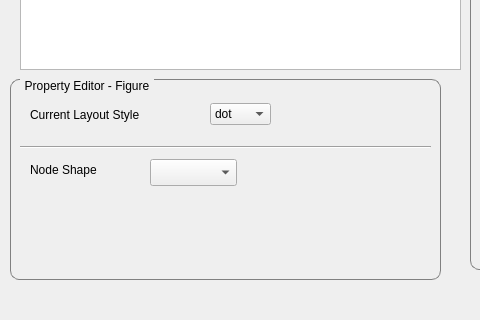
This is visulizationwindow.ui in merdolphin/GRNVisulizationCute as Qt 5 draws it before an edit; both pictures show x 0 to 480 and y 280 to 600 of the 800 by 600 pixel window. The edited form follows.
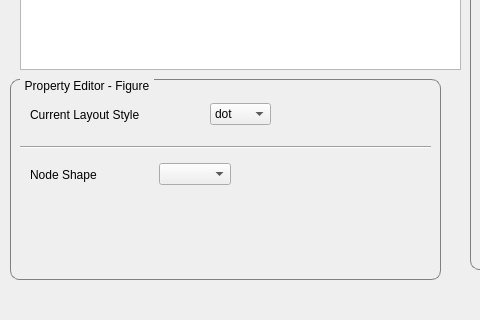
This is the edited form.

Commit message: baby, too lonely

Diff of the .ui file:
```diff
--- a/visulizationwindow.ui
+++ b/visulizationwindow.ui
@@ -161,29 +161,6 @@
        <enum>Qt::Horizontal</enum>
       </property>
      </widget>
-     <widget class="QLabel" name="label_2">
-      <property name="geometry">
-       <rect>
-        <x>20</x>
-        <y>80</y>
-        <width>71</width>
-        <height>21</height>
-       </rect>
-      </property>
-      <property name="text">
-       <string>Node Shape</string>
-      </property>
-     </widget>
-     <widget class="QComboBox" name="comboBoxNodeShapes">
-      <property name="geometry">
-       <rect>
-        <x>140</x>
-        <y>80</y>
-        <width>87</width>
-        <height>27</height>
-       </rect>
-      </property>
-     </widget>
      <widget class="QWidget" name="">
       <property name="geometry">
        <rect>
@@ -250,6 +227,41 @@
        </item>
       </layout>
      </widget>
+     <widget class="QWidget" name="">
+      <property name="geometry">
+       <rect>
+        <x>20</x>
+        <y>80</y>
+        <width>201</width>
+        <height>31</height>
+       </rect>
+      </property>
+      <layout class="QHBoxLayout" name="horizontalLayout_3">
+       <item>
+        <widget class="QLabel" name="label_2">
+         <property name="text">
+          <string>Node Shape</string>
+         </property>
+        </widget>
+       </item>
+       <item>
+        <spacer name="horizontalSpacer_2">
+         <property name="orientation">
+          <enum>Qt::Horizontal</enum>
+         </property>
+         <property name="sizeHint" stdset="0">
+          <size>
+           <width>40</width>
+           <height>20</height>
+          </size>
+         </property>
+        </spacer>
+       </item>
+       <item>
+        <widget class="QComboBox" name="comboBoxNodeShapes"/>
+       </item>
+      </layout>
+     </widget>
     </widget>
    </widget>
   </widget>
```
The commit also changes 2 other files.
